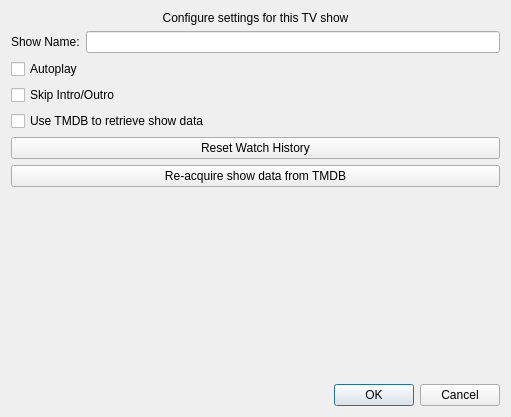
therealMaPMaKeR/MMDiary, file Operations-Features/videoplayer/showsplayer/vp_shows_settings_dialog.ui: the form before one commit.
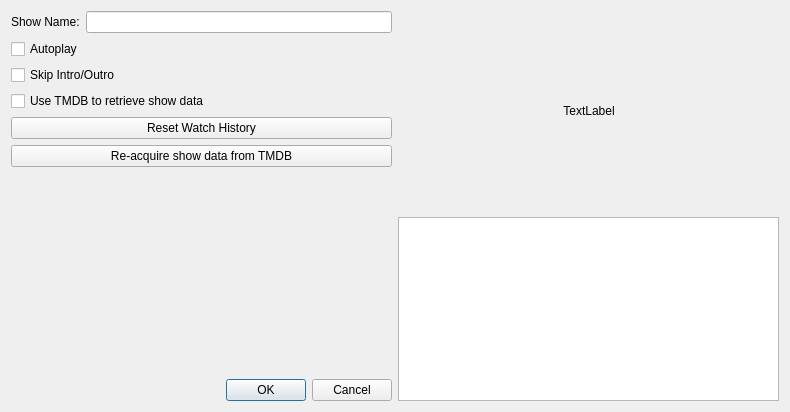
The form after the commit.

The edit to the form file:
```diff
--- a/Operations-Features/videoplayer/showsplayer/vp_shows_settings_dialog.ui
+++ b/Operations-Features/videoplayer/showsplayer/vp_shows_settings_dialog.ui
@@ -6,24 +6,16 @@
    <rect>
     <x>0</x>
     <y>0</y>
-    <width>511</width>
-    <height>417</height>
+    <width>790</width>
+    <height>412</height>
    </rect>
   </property>
   <property name="windowTitle">
    <string>Show Settings</string>
   </property>
-  <layout class="QVBoxLayout" name="verticalLayout">
+  <layout class="QHBoxLayout" name="horizontalLayout_3">
    <item>
-    <widget class="QLabel" name="label_ShowName">
-     <property name="text">
-      <string>Configure settings for this TV show</string>
-     </property>
-     <property name="alignment">
-      <set>Qt::AlignCenter</set>
-     </property>
-    </widget>
-   </item>
+    <layout class="QVBoxLayout" name="verticalLayout_2">
    <item>
     <layout class="QHBoxLayout" name="horizontalLayout">
      <item>
@@ -95,6 +87,67 @@
       <set>QDialogButtonBox::Cancel|QDialogButtonBox::Ok</set>
      </property>
     </widget>
+     </item>
+    </layout>
+   </item>
+   <item>
+    <layout class="QVBoxLayout" name="verticalLayout">
+     <item>
+      <layout class="QHBoxLayout" name="horizontalLayout_2">
+       <item>
+        <spacer name="horizontalSpacer">
+         <property name="orientation">
+          <enum>Qt::Horizontal</enum>
+         </property>
+         <property name="sizeHint" stdset="0">
+          <size>
+           <width>40</width>
+           <height>20</height>
+          </size>
+         </property>
+        </spacer>
+       </item>
+       <item>
+        <widget class="QLabel" name="label_ShowPoster">
+         <property name="minimumSize">
+          <size>
+           <width>200</width>
+           <height>200</height>
+          </size>
+         </property>
+         <property name="maximumSize">
+          <size>
+           <width>200</width>
+           <height>200</height>
+          </size>
+         </property>
+         <property name="text">
+          <string>TextLabel</string>
+         </property>
+         <property name="alignment">
+          <set>Qt::AlignCenter</set>
+         </property>
+        </widget>
+       </item>
+       <item>
+        <spacer name="horizontalSpacer_2">
+         <property name="orientation">
+          <enum>Qt::Horizontal</enum>
+         </property>
+         <property name="sizeHint" stdset="0">
+          <size>
+           <width>40</width>
+           <height>20</height>
+          </size>
+         </property>
+        </spacer>
+       </item>
+      </layout>
+     </item>
+     <item>
+      <widget class="QTextBrowser" name="textBrowser_ShowDescription"/>
+     </item>
+    </layout>
    </item>
   </layout>
  </widget>
```
Lines whose indentation alone changed are shown as unchanged.
